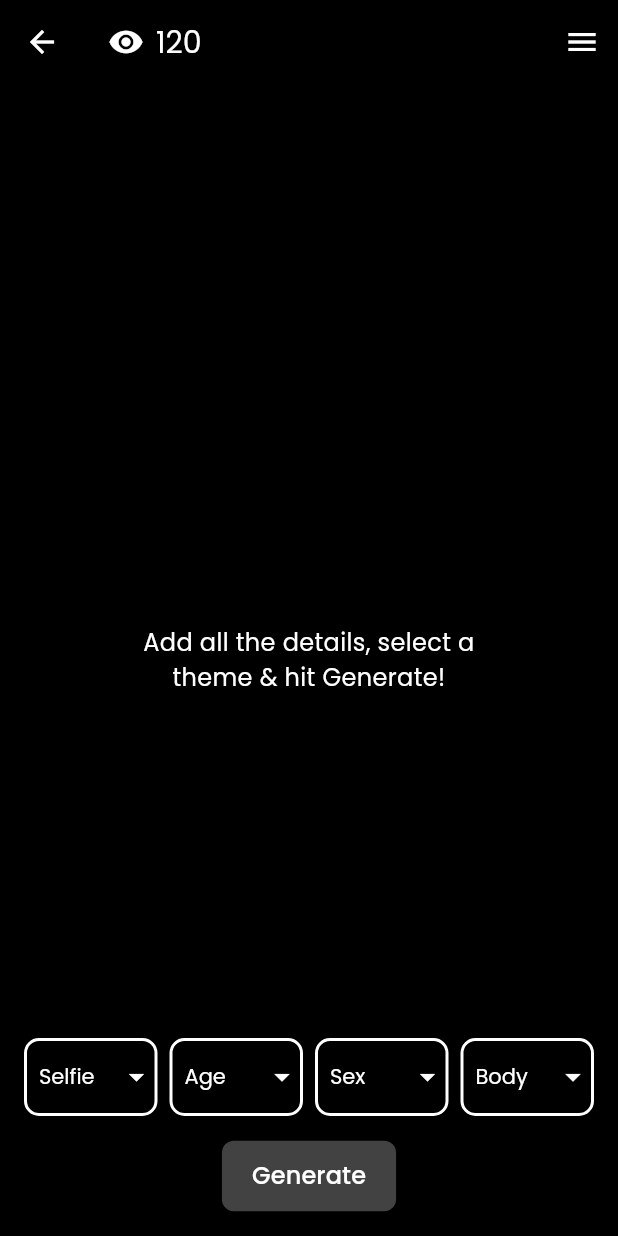
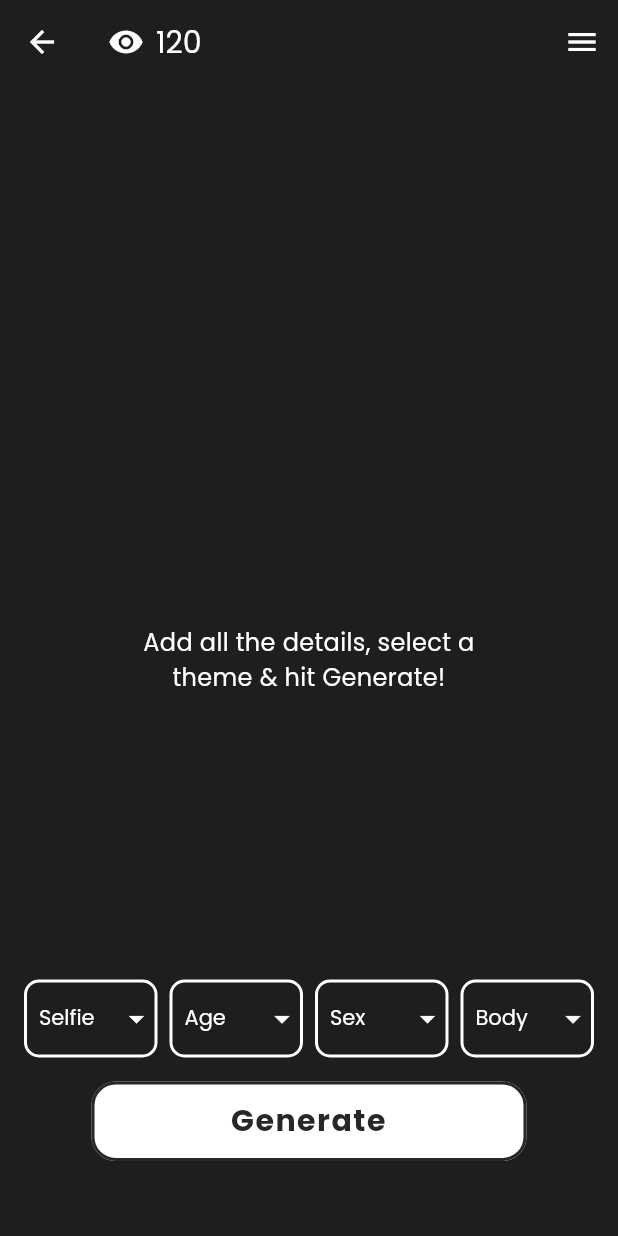
Before and after one commit to WaqasAhmad176/My-Avatar, a Flutter app: the HomeScreen screen opened by its route, on a phone screen of 412 x 824 dp. Run offline on Flutter 3.47's test engine with Material 3 defaults, Android fonts, the phone set to English and light mode, and no system bars; our stand-ins replace camera, firebase_auth, firebase_core, firebase_storage, get, google_fonts and 4 more; accounts and stored records are empty.

Commit message:
UI Updated button and the dropdowns updated

```diff
--- a/lib/screens/home_screen.dart
+++ b/lib/screens/home_screen.dart
@@ -10,12 +10,29 @@ class HomeScreen extends StatefulWidget {
   const HomeScreen({super.key});
 
   @override
-  _HomeScreenState createState() => _HomeScreenState();
+  _HomeScreenState createState() {
+    return _HomeScreenState();
+  }
 }
 
 class _HomeScreenState extends State<HomeScreen> {
   final UserDataClass userData = UserDataClass();
   final ApiService _apiService = ApiService();
+
+  String? initialImageUrl;
+  String? initialAge;
+  String? initialSex;
+  String? initialBodyType;
+
+  @override
+  void initState() {
+    super.initState();
+    // Store initial values
+    initialImageUrl = userData.imageUrl;
+    initialAge = userData.age;
+    initialSex = userData.sex;
+    initialBodyType = userData.bodyType;
+  }
 
   void _onGenerateButtonPressed(BuildContext context) async {
     if (userData.imageUrl == null || userData.imageUrl!.isEmpty) {
@@ -27,18 +44,32 @@ class _HomeScreenState extends State<HomeScreen> {
       return;
     }
 
-    // Concatenate user data into a prompt string
-    final age = userData.age ?? 'unknown';
-    final gender = userData.sex ?? 'unknown';
-    final bodyType = userData.bodyType ?? 'unknown';
+    final age = userData.age;
+    final gender = userData.sex;
+    final bodyType = userData.bodyType;
 
-    final prompt = '$age year old $gender with $bodyType body type';
+    // Check if any of age, gender, or bodyType is null or empty
+    if (age == null ||
+        age.isEmpty ||
+        gender == null ||
+        gender.isEmpty ||
+        bodyType == null ||
+        bodyType.isEmpty) {
+      ScaffoldMessenger.of(context).showSnackBar(
+        const SnackBar(
+          content: Text(
+              'Please provide all user details (age, gender, and body type).'),
+        ),
+      );
+      return;
+    }
+
+    final prompt = '$age year old, $bodyType face, $gender gender';
 
     final request = ApiRequest(
       webhook: '', // Fill if required
       input: Input(
         prompt: prompt,
-        // Use the concatenated string here
         style: 'realistic',
         job_id: 1234,
         image: userData.imageUrl!,
@@ -53,18 +84,23 @@ class _HomeScreenState extends State<HomeScreen> {
     try {
       final response = await _apiService.generateImage(request);
 
-      // Now, response.output should be of type Output
       print('API Response Status: ${response.status}');
       print('API Response Output: ${response.output.output}');
 
       if (response.status == 'COMPLETED') {
-        // Do something with the output URLs, e.g., displaying the first image
         final imageUrl = response.output.output.isNotEmpty
             ? response.output.output[0]
             : null;
         if (imageUrl != null) {
           // Display or process the imageUrl
           print('Generated Image URL: $imageUrl');
+          // Reset dropdowns to original values
+          setState(() {
+            userData.imageUrl = initialImageUrl;
+            userData.age = initialAge;
+            userData.sex = initialSex;
+            userData.bodyType = initialBodyType;
+          });
         }
       } else {
         print('Image generation failed.');
@@ -78,9 +114,9 @@ class _HomeScreenState extends State<HomeScreen> {
   @override
   Widget build(BuildContext context) {
     return Scaffold(
-      backgroundColor: Colors.black,
+      backgroundColor: const Color(0xFF201D1D),
       appBar: AppBar(
-        backgroundColor: Colors.black,
+        backgroundColor: const Color(0xFF201D1D),
         leading: IconButton(
           icon: const Icon(Icons.arrow_back, color: Colors.white),
           onPressed: () {
@@ -173,7 +209,20 @@ class _HomeScreenState extends State<HomeScreen> {
                       Expanded(
                         child: _buildDropdownButton(
                           context,
-                          label: "Selfie",
+                          label: userData.imageUrl != null &&
+                                  userData.imageUrl!.isNotEmpty
+                              ? Container(
+                                  width: 32,
+                                  height: 32,
+                                  decoration: BoxDecoration(
+                                    shape: BoxShape.circle,
+                                    image: DecorationImage(
+                                      image: NetworkImage(userData.imageUrl!),
+                                      fit: BoxFit.cover,
+                                    ),
+                                  ),
+                                )
+                              : "Selfie",
                           items: [
                             const DropdownMenuItem(
                               value: 'camera',
@@ -206,11 +255,14 @@ class _HomeScreenState extends State<HomeScreen> {
                           },
                         ),
                       ),
-                      SizedBox(width: 8),
+                      const SizedBox(width: 8),
                       Expanded(
                         child: _buildDropdownButton(
                           context,
-                          label: "Age",
+                          label:
+                              userData.age != null && userData.age!.isNotEmpty
+                                  ? userData.age
+                                  : "Age",
                           items: List.generate(
                             100,
                             (index) => DropdownMenuItem(
@@ -228,19 +280,22 @@ class _HomeScreenState extends State<HomeScreen> {
                           },
                         ),
                       ),
-                      SizedBox(width: 8),
+                      const SizedBox(width: 8),
                       Expanded(
                         child: _buildDropdownButton(
                           context,
-                          label: "Sex",
+                          label:
+                              userData.sex != null && userData.sex!.isNotEmpty
+                                  ? userData.sex!
+                                  : "Sex",
                           items: const [
                             DropdownMenuItem(
-                              value: 'male',
+                              value: 'M',
                               child: Text("Male",
                                   style: TextStyle(color: Colors.white)),
                             ),
                             DropdownMenuItem(
-                              value: 'female',
+                              value: 'F',
                               child: Text("Female",
                                   style: TextStyle(color: Colors.white)),
                             ),
@@ -252,24 +307,27 @@ class _HomeScreenState extends State<HomeScreen> {
                           },
                         ),
                       ),
-                      SizedBox(width: 8),
+                      const SizedBox(width: 8),
                       Expanded(
                         child: _buildDropdownButton(
                           context,
-                          label: "Body",
+                          label: userData.bodyType != null &&
+                                  userData.bodyType!.isNotEmpty
+                              ? userData.bodyType!
+                              : "Body",
                           items: const [
                             DropdownMenuItem(
-                              value: 'slim',
+                              value: 'Slim',
                               child: Text("Slim",
                                   style: TextStyle(color: Colors.white)),
                             ),
                             DropdownMenuItem(
-                              value: 'regular',
+                              value: 'Regular',
                               child: Text("Regular",
                                   style: TextStyle(color: Colors.white)),
                             ),
                             DropdownMenuItem(
-                              value: 'plus',
+                              value: 'Plus',
                               child: Text("Plus",
                                   style: TextStyle(color: Colors.white)),
                             ),
@@ -287,26 +345,37 @@ class _HomeScreenState extends State<HomeScreen> {
                   ElevatedButton(
                     onPressed: () {
                       _onGenerateButtonPressed(context);
-                      print("userData.toJson() Called");
-                      print(userData.toJson());
                     },
                     style: ElevatedButton.styleFrom(
-                      backgroundColor: Colors.grey[800],
+                      backgroundColor: const Color(0xFFFFFFFF),
+                      // Fully transparent background
                       padding: const EdgeInsets.symmetric(
                         vertical: 12.0,
                         horizontal: 20.0,
                       ),
                       shape: RoundedRectangleBorder(
-                        borderRadius: BorderRadius.circular(8.0),
+                        borderRadius: BorderRadius.circular(16.0),
+                        side: const BorderSide(
+                            color: Color(0xFF272727),
+                            width: 2.0), // Border color and width
+                      ),
+                      elevation: 0, // Remove any default elevation/shadow
+                    ),
+                    child: SizedBox(
+                      width: 250.0, // Increase button width
+                      child: Text(
+                        "Generate",
+                        textAlign: TextAlign.center,
+                        style: GoogleFonts.poppins(
+                          letterSpacing: 1.0,
+                          fontWeight: FontWeight.bold,
+                          color: const Color(0xFF272727), // Text color
+                          fontSize: 20.0,
+                        ),
                       ),
                     ),
-                    child: Text(
-                      "Generate",
-                      style: GoogleFonts.poppins(
-                          color: Colors.white, fontSize: 16.0),
-                    ),
                   ),
-                  const SizedBox(height: 16.0),
+                  const SizedBox(height: 50.0),
                 ],
               ),
             ),
@@ -318,7 +387,7 @@ class _HomeScreenState extends State<HomeScreen> {
 
   Widget _buildDropdownButton(
     BuildContext context, {
-    required String label,
+    required dynamic label,
     required List<DropdownMenuItem<String>> items,
     required ValueChanged<String?> onChanged,
   }) {
@@ -330,10 +399,12 @@ class _HomeScreenState extends State<HomeScreen> {
       child: DropdownButton<String>(
         hint: Padding(
           padding: const EdgeInsets.symmetric(horizontal: 8.0),
-          child: Text(
-            label,
-            style: GoogleFonts.poppins(color: Colors.white),
-          ),
+          child: label is String
+              ? Text(
+                  label,
+                  style: GoogleFonts.poppins(color: Colors.white),
+                )
+              : label,
         ),
         items: items,
         onChanged: onChanged,
```
